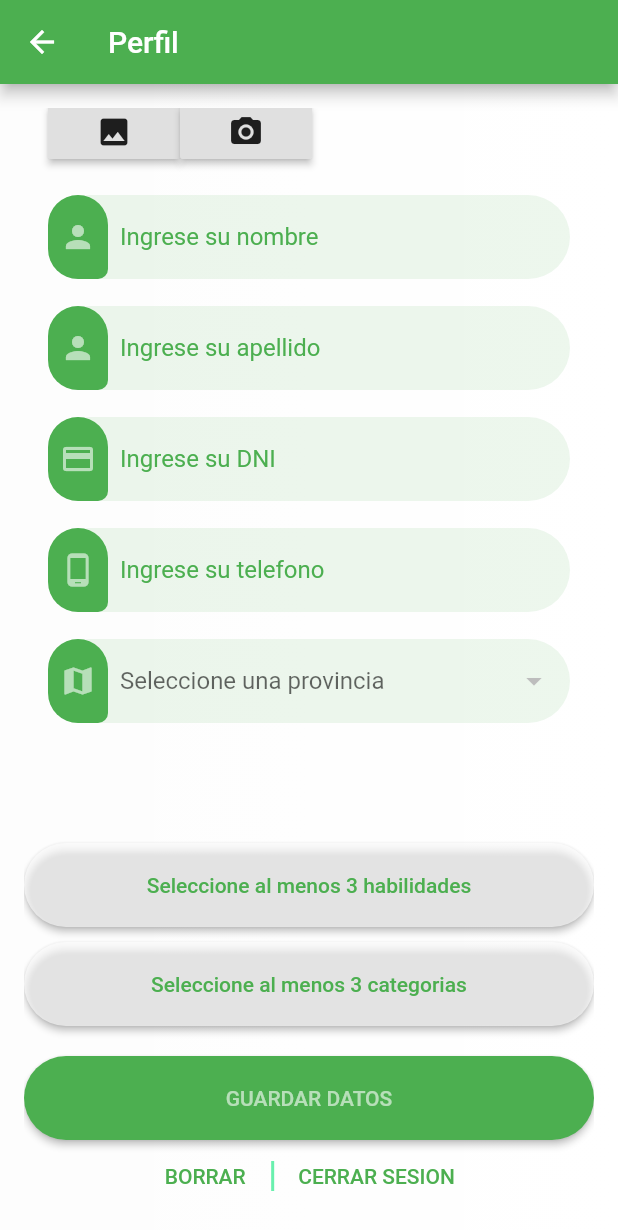
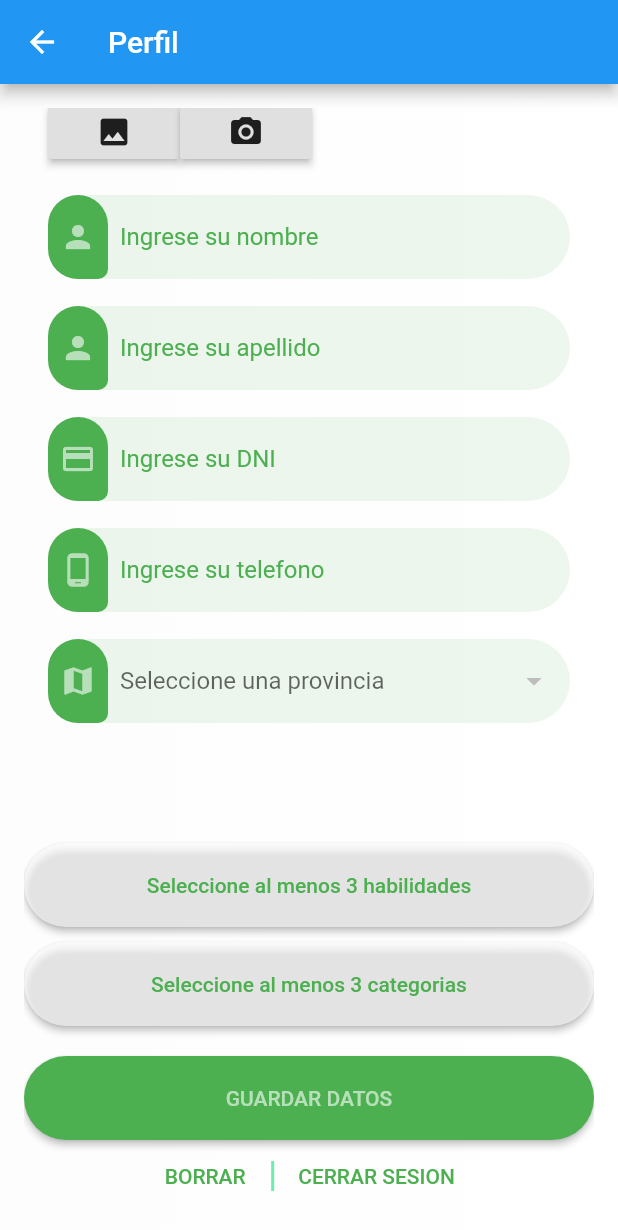
Before and after one commit to aluminedr/LoHagoPorVosFlutter, a Flutter app: the CrearPerfilPage screen opened directly, scrolled down 239 dp, on a phone screen of 412 x 824 dp. Shown: the top 1230 px of the screen. Run offline on Flutter 3.47's test engine with Material 2 defaults, Android fonts, the phone set to English and light mode, and no system bars; our stand-ins replace image_picker, shared_preferences; missing offline and left inert: flutter_webview_plugin; accounts and stored records are empty; network calls fail.

Commit message:
Revert "cambioAppBar"
This reverts commit 20837cd6472f156ef80cf9251c385a3b04420783.

```diff
--- a/lib/home.dart
+++ b/lib/home.dart
@@ -38,7 +38,6 @@ class HomePage extends StatefulWidget {
         Widget build(BuildContext context) {
           return Scaffold(
             appBar : AppBar(
-              backgroundColor: Colors.green,
               title: Text("Lo Hago Por Vos"),
               actions: <Widget>[
                 IconButton(
--- a/lib/pages/crearPerfil.dart
+++ b/lib/pages/crearPerfil.dart
@@ -290,7 +290,6 @@ _showCategoriasDialog() {
     return Scaffold(
       key:_scaffoldKey,
       appBar: AppBar(
-        backgroundColor: Colors.green,
         title: new Text("Perfil"),
       ),
       resizeToAvoidBottomPadding: false,
--- a/lib/pages/crearTrabajo.dart
+++ b/lib/pages/crearTrabajo.dart
@@ -208,7 +208,6 @@ Future getImageCamera() async{
     return Scaffold(
        key:_scaffoldKey,
       appBar: AppBar(
-        backgroundColor: Colors.green,
         title: new Text("Publicar un trabajo"),
       ),
       resizeToAvoidBottomPadding: false,
--- a/lib/pages/verCategorias.dart
+++ b/lib/pages/verCategorias.dart
@@ -21,7 +21,6 @@ class VerCategoriasPage extends StatefulWidget{
 
     return new Scaffold(
       appBar: new AppBar(
-        backgroundColor: Colors.green,
         title: new Text("Categorias"),
       ),
       /*floatingActionButton: new FloatingActionButton(
--- a/lib/pages/verPerfil.dart
+++ b/lib/pages/verPerfil.dart
@@ -86,7 +86,6 @@ class VerPerfilPage extends StatefulWidget{
     return Scaffold(
       key:_scaffoldKey,
       appBar: AppBar(
-        backgroundColor: Colors.green,
         title: new Text("Perfil"),
         actions: <Widget>[
                     IconButton(
--- a/lib/pages/webViewContainer.dart
+++ b/lib/pages/webViewContainer.dart
@@ -41,7 +41,6 @@ class _WebViewContainerState extends State<WebViewContainer> {
     return new WebviewScaffold(
           url:_url,
           appBar: new AppBar(
-            backgroundColor: Colors.green,
             title: new Text("Pago"),
           ),
           withLocalStorage: true,
```
